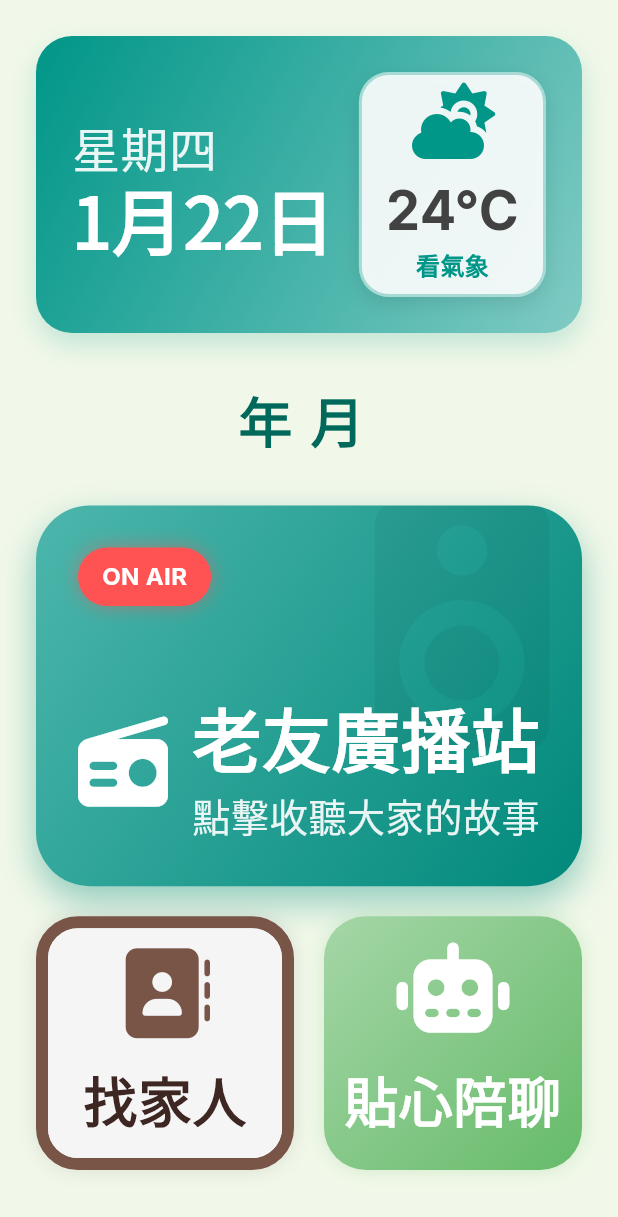
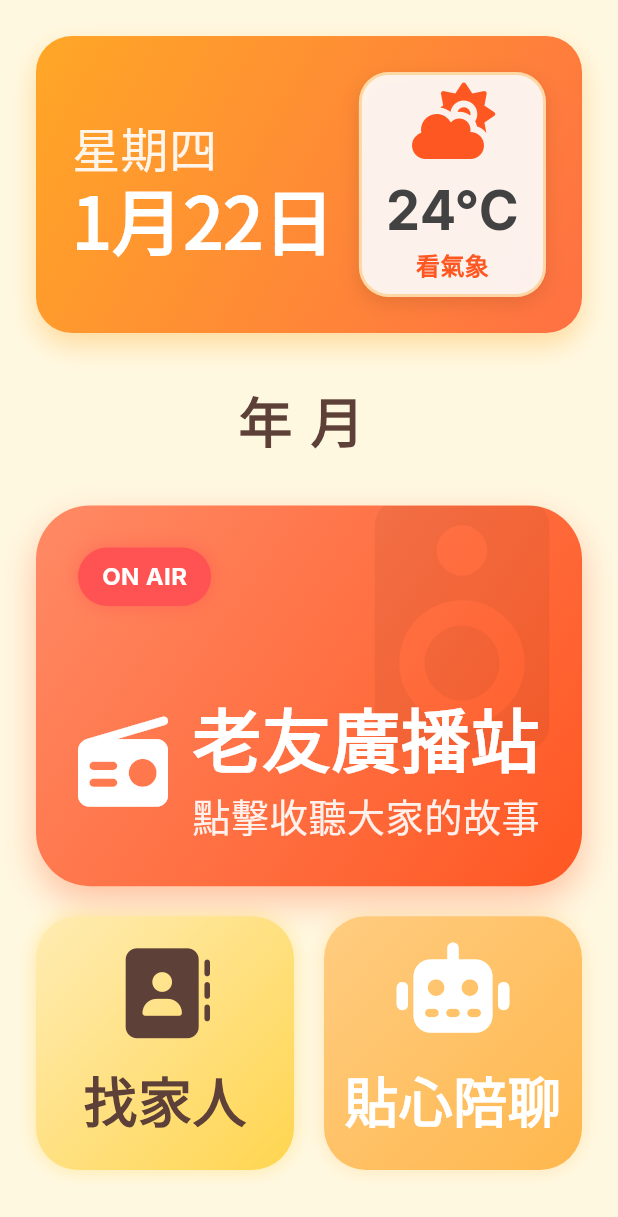
Before and after one commit to HuangYu-Kai/UniFlow, a Flutter app: the ElderHomeScreen screen opened directly, on a phone screen of 412 x 824 dp. Shown: the top 1217 px of the screen. Run offline on Flutter 3.47's test engine with Material 3 defaults, Android fonts, the phone set to English and light mode, and no system bars; drawn by our look-alikes of flutter_animate; our stand-ins replace flutter_tts, font_awesome_flutter, google_fonts, qr_flutter; missing offline and left inert: lunar.

Commit message:
Finalizing Radio Station & Home Screen UI

```diff
--- a/lib/screens/elder_home_screen.dart
+++ b/lib/screens/elder_home_screen.dart
@@ -54,9 +54,7 @@ class _ElderHomeScreenState extends State<ElderHomeScreen> {
     final Lunar lunar = Lunar.fromDate(now);
 
     return Scaffold(
-      backgroundColor: const Color(
-        0xFFF1F8E9,
-      ), // 清爽薄荷淡綠 (Silver Hair Evergreen)
+      backgroundColor: const Color(0xFFFFF8E1), // 溫馨米黃 (Warm Amber)
       body: SafeArea(
         child: Padding(
           padding: const EdgeInsets.all(24.0),
@@ -69,14 +67,14 @@ class _ElderHomeScreenState extends State<ElderHomeScreen> {
                 padding: const EdgeInsets.all(24),
                 decoration: BoxDecoration(
                   gradient: const LinearGradient(
-                    colors: [Color(0xFF009688), Color(0xFF80CBC4)], // 青綠漸層
+                    colors: [Color(0xFFFFA726), Color(0xFFFF7043)], // 暖橘漸層
                     begin: Alignment.topLeft,
                     end: Alignment.bottomRight,
                   ),
                   borderRadius: BorderRadius.circular(24),
                   boxShadow: [
                     BoxShadow(
-                      color: Colors.teal.withOpacity(0.2), // 統一陰影色
+                      color: Colors.orange.withOpacity(0.3),
                       blurRadius: 15,
                       offset: const Offset(0, 8),
                     ),
@@ -143,7 +141,7 @@ class _ElderHomeScreenState extends State<ElderHomeScreen> {
                             ),
                           ],
                           border: Border.all(
-                            color: Colors.teal.withOpacity(0.3), // 統一邊框色
+                            color: Colors.orange.withOpacity(0.3), // 橘色邊框
                             width: 2,
                           ),
                         ),
@@ -151,7 +149,7 @@ class _ElderHomeScreenState extends State<ElderHomeScreen> {
                           children: [
                             const FaIcon(
                               FontAwesomeIcons.cloudSun,
-                              color: Colors.teal, // 統一圖示色
+                              color: Colors.deepOrange, // 深橘色圖示
                               size: 48,
                             ),
                             const SizedBox(height: 8),
@@ -171,7 +169,7 @@ class _ElderHomeScreenState extends State<ElderHomeScreen> {
                               style: GoogleFonts.notoSansTc(
                                 fontSize: 16,
                                 fontWeight: FontWeight.bold,
-                                color: Colors.teal,
+                                color: Colors.deepOrange,
                               ),
                             ),
                           ],
@@ -191,7 +189,7 @@ class _ElderHomeScreenState extends State<ElderHomeScreen> {
                   style: GoogleFonts.notoSansTc(
                     fontSize: 36, // 大字體
                     fontWeight: FontWeight.bold,
-                    color: const Color(0xFF00695C), // 深青色文字
+                    color: const Color(0xFF5D4037), // 深褐色
                     letterSpacing: 2.0,
                   ),
                 ),
@@ -238,17 +236,17 @@ class _ElderHomeScreenState extends State<ElderHomeScreen> {
       child:
           Container(
                 decoration: BoxDecoration(
-                  color: const Color(0xFF26A69A), // 青色
+                  color: const Color(0xFFFF7043), // 復古橘
                   borderRadius: BorderRadius.circular(36),
                   // 擬物化紋理 (Gradient)
                   gradient: const LinearGradient(
-                    colors: [Color(0xFF4DB6AC), Color(0xFF00897B)], // 青色漸層
+                    colors: [Color(0xFFFF8A65), Color(0xFFFF5722)], // 橘紅漸層
                     begin: Alignment.topLeft,
                     end: Alignment.bottomRight,
                   ),
                   boxShadow: [
                     BoxShadow(
-                      color: const Color(0xFF00897B).withOpacity(0.4),
+                      color: const Color(0xFFFF7043).withOpacity(0.4),
                       blurRadius: 20,
                       offset: const Offset(0, 10),
                     ),
@@ -360,11 +358,15 @@ class _ElderHomeScreenState extends State<ElderHomeScreen> {
       ),
       child: Container(
         decoration: BoxDecoration(
-          color: Colors.white,
+          color: const Color(0xFFFFD54F), // 溫暖黃
           borderRadius: BorderRadius.circular(28),
-          border: Border.all(color: Colors.brown, width: 8), // 褐色邊框
+          gradient: const LinearGradient(
+            colors: [Color(0xFFFFECB3), Color(0xFFFFD54F)], // 淡黃 -> 暖黃
+            begin: Alignment.topLeft,
+            end: Alignment.bottomRight,
+          ),
           boxShadow: [
-            BoxShadow(color: Colors.black.withOpacity(0.1), blurRadius: 10),
+            BoxShadow(color: Colors.amber.withOpacity(0.3), blurRadius: 10),
           ],
         ),
         child: ClipRRect(
@@ -372,8 +374,6 @@ class _ElderHomeScreenState extends State<ElderHomeScreen> {
           child: Stack(
             fit: StackFit.expand,
             children: [
-              // 模擬照片背景 (淺灰)
-              Container(color: Colors.grey[100]),
               // 示意圖示
               Center(
                 child: Column(
@@ -382,7 +382,7 @@ class _ElderHomeScreenState extends State<ElderHomeScreen> {
                     const FaIcon(
                       FontAwesomeIcons.solidAddressBook,
                       size: 60, // 加大
-                      color: Colors.brown,
+                      color: Color(0xFF5D4037), // 深棕色
                     ),
                     const SizedBox(height: 16),
                     FittedBox(
@@ -392,7 +392,7 @@ class _ElderHomeScreenState extends State<ElderHomeScreen> {
                         style: GoogleFonts.notoSansTc(
                           fontSize: 36, // 加大
                           fontWeight: FontWeight.bold,
-                          color: Colors.brown[900],
+                          color: const Color(0xFF5D4037), // 深棕色
                         ),
                       ),
                     ),
@@ -415,15 +415,15 @@ class _ElderHomeScreenState extends State<ElderHomeScreen> {
       ),
       child: Container(
         decoration: BoxDecoration(
-          color: const Color(0xFFA5D6A7), // 淺綠
+          color: const Color(0xFFFFCC80), // 淺橘
           borderRadius: BorderRadius.circular(28),
           gradient: const LinearGradient(
-            colors: [Color(0xFFA5D6A7), Color(0xFF66BB6A)], // 淺綠漸層
+            colors: [Color(0xFFFFCC80), Color(0xFFFFB74D)], // 淺橘漸層
             begin: Alignment.topLeft,
             end: Alignment.bottomRight,
           ),
           boxShadow: [
-            BoxShadow(color: Colors.green.withOpacity(0.2), blurRadius: 10),
+            BoxShadow(color: Colors.orange.withOpacity(0.2), blurRadius: 10),
           ],
         ),
         child: Stack(
--- a/lib/screens/radio_station_screen.dart
+++ b/lib/screens/radio_station_screen.dart
@@ -1,6 +1,7 @@
 import 'package:flutter/material.dart';
 import 'package:google_fonts/google_fonts.dart';
 
+import 'package:font_awesome_flutter/font_awesome_flutter.dart';
 import 'package:flutter_animate/flutter_animate.dart';
 import 'package:flutter_tts/flutter_tts.dart';
 import 'dart:async';
@@ -18,7 +19,7 @@ class _RadioStationScreenState extends State<RadioStationScreen> {
   // 頻道清單
   final List<String> channels = ['懷舊金曲', '農場話題', '養生保健', '以前的故事'];
   final List<dynamic> channelIcons = [
-    'assets/images/gramophone.png', // 懷舊金曲 (使用上傳的圖片)
+    FontAwesomeIcons.recordVinyl, // 懷舊金曲 (唱片/留聲機)
     Icons.local_florist, // 農場話題 (花草/種植)
     Icons.spa, // 養生保健 (身心靈/葉子)
     Icons.history_edu, // 以前的故事 (歷史/書寫)
```
